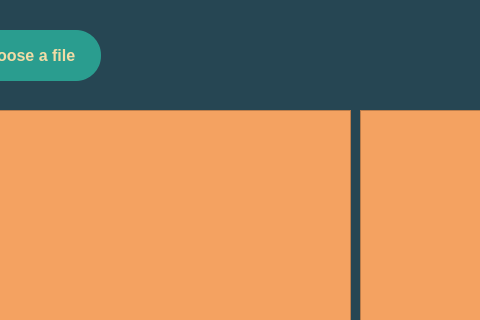
The window that xml/xml_toolset/mainwindow.ui (College-Projects-2019-2024/XML-Toolset) describes before a commit, drawn with Qt 5; both pictures show x 100 to 580 and y 0 to 320 of the 1208 by 707 pixel window.
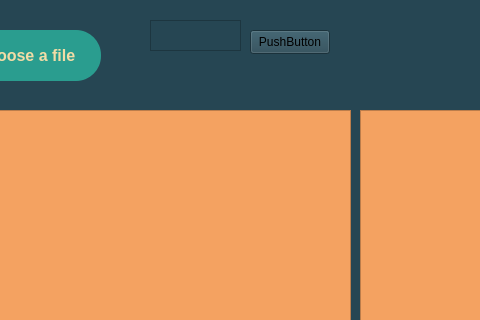
The same window after the commit.

Commit message: post search button

Patch:
```diff
--- a/xml/xml_toolset/mainwindow.ui
+++ b/xml/xml_toolset/mainwindow.ui
@@ -285,6 +285,29 @@
 }</string>
     </property>
    </widget>
+   <widget class="QPlainTextEdit" name="plainTextEdit">
+    <property name="geometry">
+     <rect>
+      <x>250</x>
+      <y>20</y>
+      <width>91</width>
+      <height>31</height>
+     </rect>
+    </property>
+   </widget>
+   <widget class="QPushButton" name="pushButton_10">
+    <property name="geometry">
+     <rect>
+      <x>350</x>
+      <y>30</y>
+      <width>80</width>
+      <height>24</height>
+     </rect>
+    </property>
+    <property name="text">
+     <string>PushButton</string>
+    </property>
+   </widget>
   </widget>
   <widget class="QStatusBar" name="statusbar"/>
  </widget>
```
The commit also changes 15 other files.
